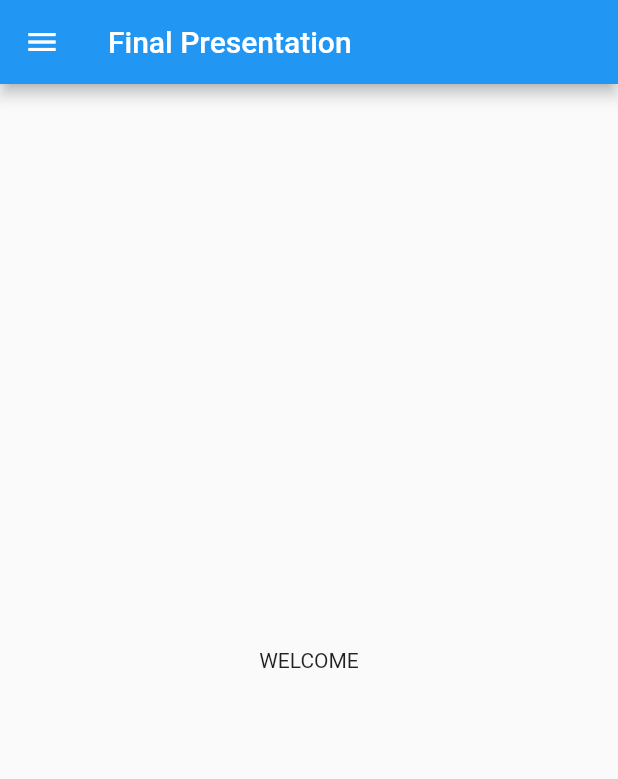
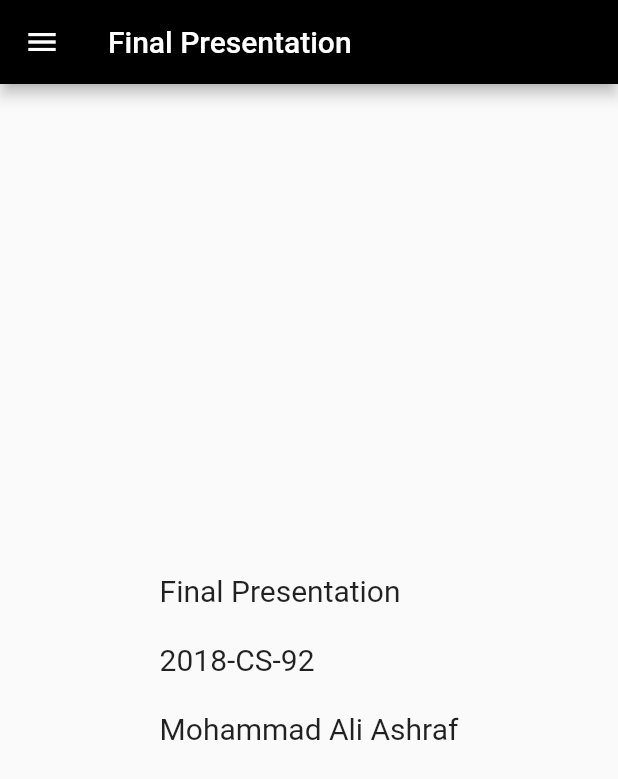
Before and after one commit to alidevhere/flutter-complete-practice, a Flutter app: the screen it shows after launch, on a phone screen of 412 x 824 dp. Shown: the top 779 px of the screen. Run offline on Flutter 3.47's test engine with Material 2 defaults, Android fonts, the phone set to English and light mode, and no system bars; our stand-ins replace cached_network_image, flutter_bloc, flutter_cache_manager, get_it, webview_flutter.

Commit message:
black theme

```diff
--- a/lib/cache_image.dart
+++ b/lib/cache_image.dart
@@ -1,4 +1,5 @@
 import 'package:cached_network_image/cached_network_image.dart';
+import 'package:final_presentation_flutter/main.dart';
 import 'package:flutter/material.dart';
 import 'package:flutter_cache_manager/flutter_cache_manager.dart';
 
@@ -26,11 +27,10 @@ class _MyHomePageState extends State<cacheImage> {
   Widget build(BuildContext context) {
     return MaterialApp(
         title: 'Cache Image',
-        theme: ThemeData(
-          primarySwatch: Colors.blue,
-        ),
         home: Scaffold(
+          drawer: MyDrawer(context),
           appBar: AppBar(
+            backgroundColor: Colors.black,
             title: Text('Cache Image'),
             actions: [
               TextButton(
--- a/lib/main.dart
+++ b/lib/main.dart
@@ -29,46 +29,52 @@ class MyApp extends StatelessWidget {
   }
 }
 
-class Main extends StatelessWidget {
-  @override
-  Widget build(BuildContext context) {
-    return Scaffold(
-      appBar: AppBar(title: Text('Final Presentation')),
-      body: Center(child: Text('WELCOME')),
-      drawer: Drawer(
+Widget MyDrawer(BuildContext context) {
+  return Drawer(
     child: ListView(
       // Important: Remove any padding from the ListView.
       padding: EdgeInsets.zero,
       children: <Widget>[
-            DrawerHeader(
-              child: Center(child: Text('Header Area')),
-              decoration: BoxDecoration(
-                color: Colors.black,
+        ListTile(
+          title: Padding(
+            padding: EdgeInsets.all(20),
           ),
         ),
         ListTile(
-              title: Text('Cached Network Images'),
+          title: Padding(
+            padding: EdgeInsets.all(20),
+            child: Text('Cached Network Images'),
+          ),
           onTap: () {
             Navigator.pop(context);
             Navigator.pushNamed(context, '/cacheImages');
           },
         ),
         ListTile(
-              title: Text('Flutter Web View Plugin'),
+          title: Padding(
+            padding: EdgeInsets.all(20),
+            child: Text('Flutter Web View Plugin'),
+          ),
           onTap: () {
             Navigator.pop(context);
             Navigator.pushNamed(context, '/webView');
           },
         ),
         ListTile(
-              title: Text('Flutter bloc pattern'),
+          title: Padding(
+            padding: EdgeInsets.all(20),
+            child: Text('Flutter bloc pattern'),
+          ),
           onTap: () {
             Navigator.pop(context);
             Navigator.pushNamed(context, '/blocPattern');
           },
         ),
         ListTile(
-              title: Text('Flutter Get It'),
+          title: Padding(
+            padding: EdgeInsets.all(20),
+            child: Text('Flutter Get It'),
+          ),
           onTap: () {
             Navigator.pop(context);
             getIt.registerSingleton<AppModel>(AppModelImplementation(),
@@ -78,7 +84,21 @@ class Main extends StatelessWidget {
         ),
       ],
     ),
-      ),
   );
 }
+
+class Main extends StatelessWidget {
+  @override
+  Widget build(BuildContext context) {
+    return Scaffold(
+        appBar: AppBar(
+            backgroundColor: Colors.black, title: Text('Final Presentation')),
+        body: Center(
+          child: Text(
+            'Final Presentation\n\n2018-CS-92\n\nMohammad Ali Ashraf',
+            style: new TextStyle(fontSize: 20.0),
+          ),
+        ),
+        drawer: MyDrawer(context));
   }
+}
```
Also changed, not shown: lib/blocPattern.dart (+21 -16 lines), lib/web_view_plugin.dart (+10 -7 lines). Lines whose indentation alone changed are shown as unchanged.
